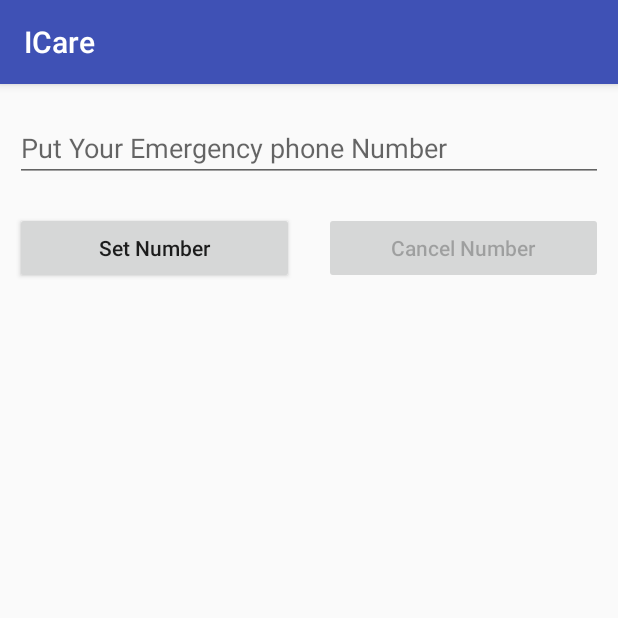
After one commit to Developer199239/Icare-, an Android app: the fragment Emergency_Call shown on its own in the app's theme, on a phone screen of 412 x 824 dp, the top half of it. The commit adds this screen. Run offline under Robolectric (Android 15) with nearby library versions, the phone set to English and light mode, and no system bars; our stand-ins replace ButterKnife.

Commit message:
emergency call add

```diff
--- a/app/src/main/java/bubtjobs/com/icare/Activity/Home.java
+++ b/app/src/main/java/bubtjobs/com/icare/Activity/Home.java
@@ -20,6 +20,7 @@ import android.view.MenuItem;
 
 import bubtjobs.com.icare.Fragment.Add_Profile;
 import bubtjobs.com.icare.Fragment.ChangePassword;
+import bubtjobs.com.icare.Fragment.Emergency_Call;
 import bubtjobs.com.icare.Fragment.View_All_Profile;
 import bubtjobs.com.icare.R;
 
@@ -115,6 +116,11 @@ public class Home extends AppCompatActivity implements NavigationView.OnNavigati
         {
 
         }
+        else if(id==R.id.nav_emergency_call)
+        {
+            toolbar.setTitle("Set Emergency Call");
+            currentFragment=new Emergency_Call();
+        }
         else if(id==R.id.nav_change_password)
         {
             toolbar.setTitle("Change Password");
--- /dev/null
+++ b/app/src/main/java/bubtjobs/com/icare/Fragment/Emergency_Call.java
@@ -0,0 +1,82 @@
+package bubtjobs.com.icare.Fragment;
+
+
+import android.content.Intent;
+import android.os.Bundle;
+import android.app.Fragment;
+import android.view.LayoutInflater;
+import android.view.View;
+import android.view.ViewGroup;
+import android.widget.Button;
+import android.widget.EditText;
+import android.widget.Toast;
+
+import bubtjobs.com.icare.Activity.MainActivity;
+import bubtjobs.com.icare.Others.CommonFunction;
+import bubtjobs.com.icare.Others.SessionManager;
+import bubtjobs.com.icare.R;
+import bubtjobs.com.icare.Service.Calling_service;
+import butterknife.Bind;
+import butterknife.ButterKnife;
+import butterknife.OnClick;
+
+/**
+ * A simple {@link Fragment} subclass.
+ */
+public class Emergency_Call extends Fragment {
+
+    @Bind(R.id.phone_et)
+    EditText phone_et;
+    @Bind(R.id.set_bt)
+    Button set_bt;
+    @Bind(R.id.cancel_bt) Button cancel_bt;
+    SessionManager sessionManager;
+    CommonFunction function;
+    @Override
+    public View onCreateView(LayoutInflater inflater, ViewGroup container,Bundle savedInstanceState) {
+        View view =inflater.inflate(R.layout.fragment_emergency__call, container, false);
+        ButterKnife.bind(this,view);
+
+        sessionManager=new SessionManager(getActivity());
+        function=new CommonFunction();
+
+        if(sessionManager.getEmergencyNumber().equals("#"))
+        {
+            cancel_bt.setEnabled(false);
+        }
+        else
+        {
+            set_bt.setEnabled(false);
+            phone_et.setEnabled(false);
+        }
+        return view;
+    }
+    @OnClick(R.id.set_bt)
+    public void set(){
+        if(function.isEmpty(phone_et))
+        {
+
+            sessionManager.setEmergencyNumber(phone_et.getText().toString());
+            set_bt.setEnabled(false);
+            phone_et.setEnabled(false);
+            cancel_bt.setEnabled(true);
+            phone_et.getText().clear();
+            getActivity().startService(new Intent(getActivity(), Calling_service.class));
+        }
+        else{
+            Toast.makeText(getActivity(), "Please Insert Phone Number", Toast.LENGTH_SHORT).show();
+        }
+    }
+    @OnClick(R.id.cancel_bt)
+    public void cancel()
+    {
+        sessionManager.setEmergencyNumber("#");
+        cancel_bt.setEnabled(false);
+        set_bt.setEnabled(true);
+        phone_et.setEnabled(true);
+        phone_et.setHint("Put Your Emergency phone Number");
+        getActivity().stopService(new Intent(getActivity(), Calling_service.class));
+    }
+
+
+}
--- /dev/null
+++ b/app/src/main/res/layout/fragment_emergency__call.xml
@@ -0,0 +1,46 @@
+<LinearLayout xmlns:android="http://schemas.android.com/apk/res/android"
+    xmlns:tools="http://schemas.android.com/tools"
+    android:layout_width="match_parent"
+    android:layout_height="match_parent"
+    android:orientation="vertical"
+    >
+
+    <EditText
+        android:id="@+id/phone_et"
+        android:layout_width="match_parent"
+        android:layout_height="wrap_content"
+        android:inputType="phone"
+        android:hint="Put Your Emergency phone Number"
+        android:layout_marginRight="10dp"
+        android:layout_marginLeft="10dp"
+        android:layout_marginTop="20dp"
+        />
+
+        <LinearLayout
+            android:layout_width="match_parent"
+            android:layout_height="wrap_content"
+            android:orientation="horizontal"
+            android:layout_marginTop="20dp"
+            android:layout_marginRight="10dp"
+            android:layout_marginLeft="10dp"
+            >
+            <Button
+                android:id="@+id/set_bt"
+                android:layout_width="0dp"
+                android:layout_weight="1"
+                android:layout_height="wrap_content"
+                android:text="Set Number"
+                android:layout_marginRight="10dp"
+               android:textAllCaps="false"
+                />
+            <Button
+                android:id="@+id/cancel_bt"
+                android:layout_width="0dp"
+                android:layout_weight="1"
+                android:layout_marginLeft="10dp"
+                android:layout_height="wrap_content"
+                android:text="Cancel Number"
+                android:textAllCaps="false"
+                />
+        </LinearLayout>
+</LinearLayout>
--- a/app/src/main/res/menu/activity_home_drawer.xml
+++ b/app/src/main/res/menu/activity_home_drawer.xml
@@ -11,6 +11,9 @@
         <item
             android:id="@+id/nav_health_center"
             android:title="@string/health_center_menu" />
+        <item
+            android:id="@+id/nav_emergency_call"
+            android:title="@string/emergency_call_menu" />
         <item
             android:id="@+id/nav_change_password"
             android:title="@string/change_password_menu" />
--- a/app/src/main/res/values/strings.xml
+++ b/app/src/main/res/values/strings.xml
@@ -56,6 +56,7 @@
     <string name="add_profile_menu">Add Profile</string>
     <string name="view_profiles_menu">View Profiles</string>
     <string name="health_center_menu">Health Center</string>
+    <string name="emergency_call_menu">Emergency Call</string>
     <string name="change_password_menu">Change Password</string>
     <string name="logout_menu">Logout</string>
 
```
Also changed, not shown: app/src/main/AndroidManifest.xml (+7 -4 lines), app/src/main/java/bubtjobs/com/icare/Fragment/Login.java (+20 -7 lines), app/src/main/java/bubtjobs/com/icare/Others/SessionManager.java (+12 -43 lines), app/src/main/java/bubtjobs/com/icare/Service/Calling_service.java (added, +90 -0 lines).
